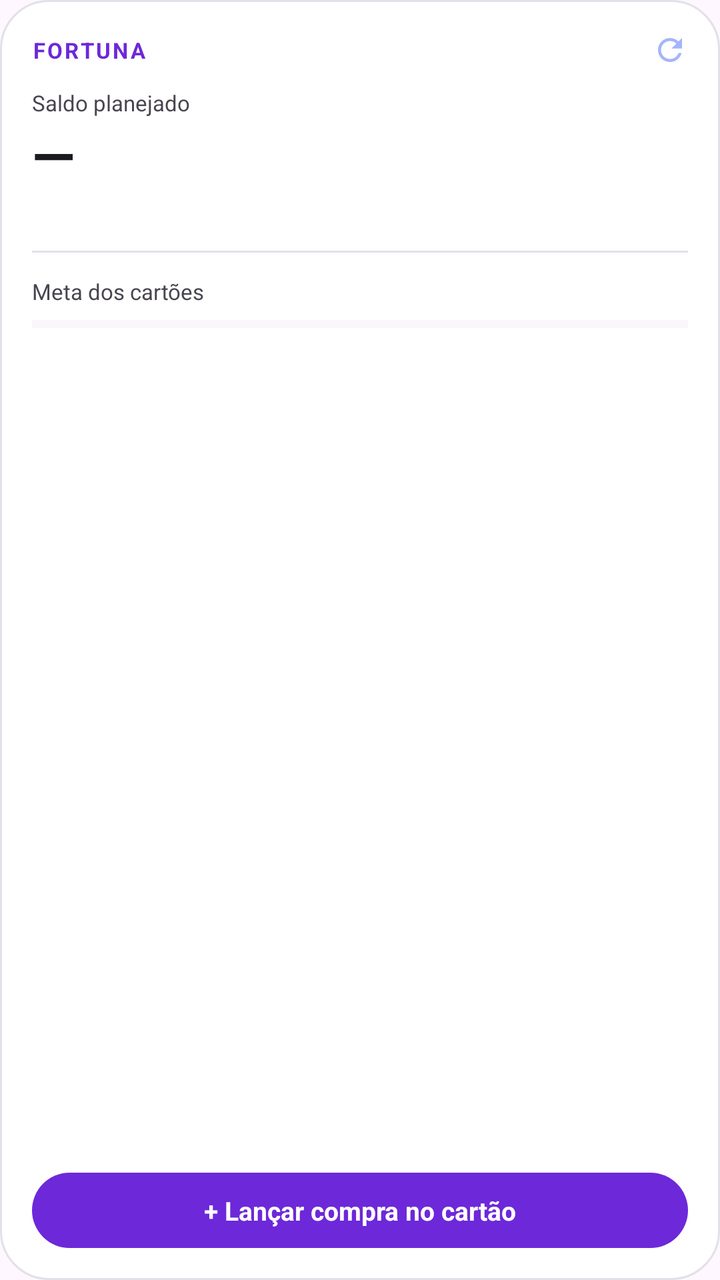
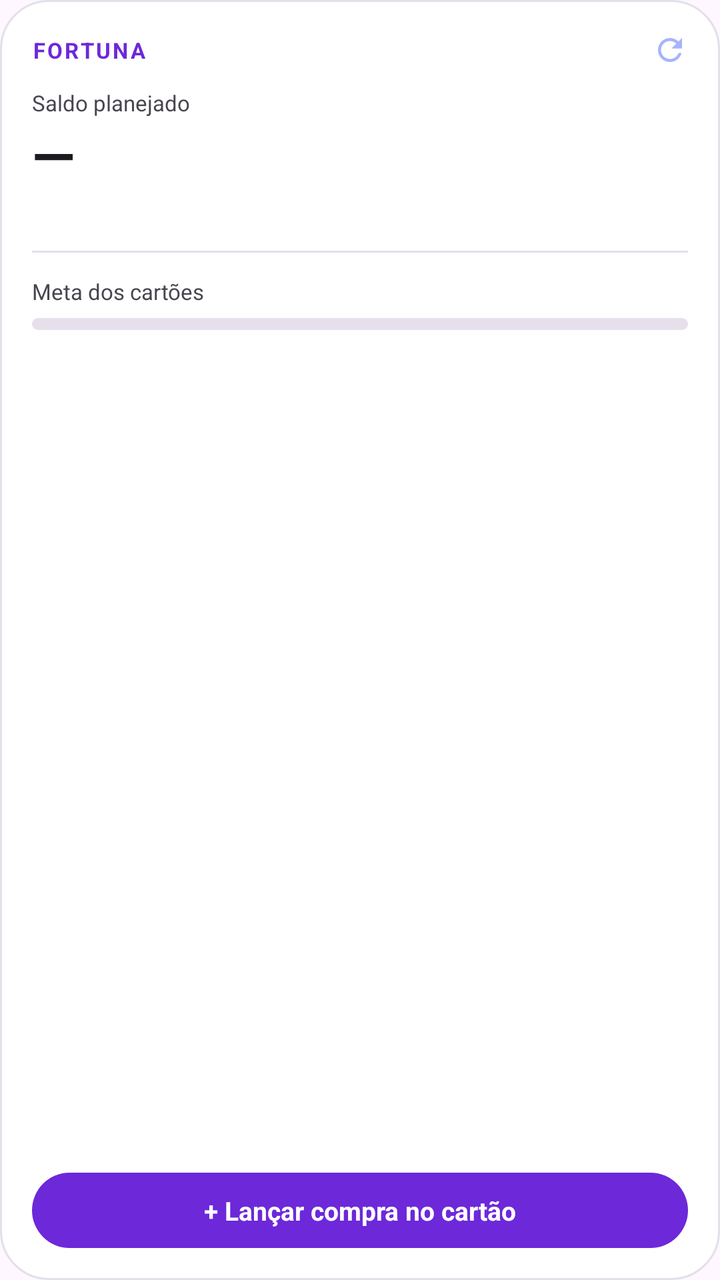

Two renders of the same Android screen: before a commit and after it. Below are the layout's source before the change and the commit's diff.
<!-- AndroidManifest.xml: application theme Theme.Fortuna -->
<!-- res/layout/widget_overview.xml -->
<?xml version="1.0" encoding="utf-8"?>
<LinearLayout xmlns:android="http://schemas.android.com/apk/res/android"
    android:id="@+id/widget_root"
    android:layout_width="match_parent"
    android:layout_height="match_parent"
    android:orientation="vertical"
    android:background="@drawable/widget_background"
    android:padding="16dp">

    <LinearLayout
        android:layout_width="match_parent"
        android:layout_height="wrap_content"
        android:orientation="horizontal"
        android:gravity="center_vertical">

        <TextView
            android:id="@+id/widget_month"
            android:layout_width="0dp"
            android:layout_weight="1"
            android:layout_height="wrap_content"
            android:textColor="@color/widgetAccent"
            android:textSize="11sp"
            android:textStyle="bold"
            android:textAllCaps="true"
            android:letterSpacing="0.1"
            android:maxLines="1"
            android:ellipsize="end"
            android:text="@string/app_name" />

        <ImageView
            android:id="@+id/widget_refresh"
            android:layout_width="18dp"
            android:layout_height="18dp"
            android:src="@drawable/ic_refresh"
            android:contentDescription="@string/widget_refresh" />
    </LinearLayout>

    <TextView
        android:layout_width="match_parent"
        android:layout_height="wrap_content"
        android:layout_marginTop="10dp"
        android:text="@string/widget_planned_label"
        android:textColor="@color/widgetOnSurfaceVariant"
        android:textSize="11sp" />

    <TextView
        android:id="@+id/widget_planned"
        android:layout_width="match_parent"
        android:layout_height="wrap_content"
        android:textColor="@color/widgetOnSurface"
        android:textSize="28sp"
        android:textStyle="bold"
        android:maxLines="1"
        android:ellipsize="end"
        android:text="—" />

    <TextView
        android:id="@+id/widget_current"
        android:layout_width="match_parent"
        android:layout_height="wrap_content"
        android:layout_marginTop="1dp"
        android:textColor="@color/widgetOnSurfaceVariant"
        android:textSize="12sp"
        android:maxLines="1"
        android:ellipsize="end"
        android:text="" />

    <View
        android:layout_width="match_parent"
        android:layout_height="1dp"
        android:layout_marginTop="12dp"
        android:background="@drawable/widget_divider" />

    <TextView
        android:layout_width="match_parent"
        android:layout_height="wrap_content"
        android:layout_marginTop="12dp"
        android:text="@string/widget_goal_label"
        android:textColor="@color/widgetOnSurfaceVariant"
        android:textSize="11sp" />

    
    <ProgressBar
        android:id="@+id/widget_goal_bar"
        style="?android:attr/progressBarStyleHorizontal"
        android:layout_width="match_parent"
        android:layout_height="6dp"
        android:layout_marginTop="6dp"
        android:max="100"
        android:progress="0"
        android:progressTint="@color/widgetAccent"
        android:progressBackgroundTint="@color/widgetTrack" />

    <ProgressBar
        android:id="@+id/widget_goal_bar_over"
        style="?android:attr/progressBarStyleHorizontal"
        android:layout_width="match_parent"
        android:layout_height="6dp"
        android:layout_marginTop="6dp"
        android:max="100"
        android:progress="100"
        android:visibility="gone"
        android:progressTint="@color/widgetDanger"
        android:progressBackgroundTint="@color/widgetTrack" />

    <TextView
        android:id="@+id/widget_goal"
        android:layout_width="match_parent"
        android:layout_height="wrap_content"
        android:layout_marginTop="6dp"
        android:textColor="@color/widgetOnSurfaceVariant"
        android:textSize="12sp"
        android:maxLines="2"
        android:ellipsize="end"
        android:text="" />

    <TextView
        android:id="@+id/widget_status"
        android:layout_width="match_parent"
        android:layout_height="0dp"
        android:layout_weight="1"
        android:layout_marginTop="8dp"
        android:maxLines="3"
        android:ellipsize="end"
        android:textColor="@color/widgetOnSurfaceVariant"
        android:textSize="11sp"
        android:text="" />

    <TextView
        android:layout_width="match_parent"
        android:layout_height="wrap_content"
        android:layout_marginTop="10dp"
        android:gravity="center"
        android:background="@drawable/widget_button"
        android:paddingTop="10dp"
        android:paddingBottom="10dp"
        android:textColor="#FFFFFF"
        android:textSize="13sp"
        android:textStyle="bold"
        android:text="@string/widget_quick_purchase" />
</LinearLayout>
<!-- resources referenced by this layout -->
<resources>
  <color name="widgetAccent">#6d28d9</color>
  <color name="widgetDanger">#B3261E</color>
  <color name="widgetOnSurface">#1C1B1F</color>
  <color name="widgetOnSurfaceVariant">#49454F</color>
  <color name="widgetTrack">#E7E0EC</color>
  <!-- drawable ic_refresh (drawable) -->
  <vector xmlns:android="http://schemas.android.com/apk/res/android"
      android:width="24dp"
      android:height="24dp"
      android:viewportWidth="24"
      android:viewportHeight="24"
      android:tint="#a5b4fc">
      <path
          android:fillColor="@android:color/white"
          android:pathData="M17.65,6.35C16.2,4.9 14.21,4 12,4c-4.42,0 -7.99,3.58 -8,8s3.57,8 8,8c3.73,0 6.84,-2.55 7.73,-6h-2.08c-0.82,2.33 -3.04,4 -5.65,4c-3.31,0 -6,-2.69 -6,-6s2.69,-6 6,-6c1.66,0 3.14,0.69 4.22,1.78L13,11h7V4l-2.35,2.35z" />
  </vector>
  <!-- drawable widget_background (drawable) -->
  <?xml version="1.0" encoding="utf-8"?>
  <shape xmlns:android="http://schemas.android.com/apk/res/android" android:shape="rectangle">
      
      <corners android:radius="24dp" />
      <solid android:color="@color/widgetSurface" />
      <stroke android:width="1dp" android:color="@color/widgetOutline" />
  </shape>
  <!-- drawable widget_button (drawable) -->
  <?xml version="1.0" encoding="utf-8"?>
  <shape xmlns:android="http://schemas.android.com/apk/res/android" android:shape="rectangle">
      
      <corners android:radius="20dp" />
      <solid android:color="@color/widgetAccent" />
  </shape>
  <!-- drawable widget_divider (drawable) -->
  <?xml version="1.0" encoding="utf-8"?>
  <shape xmlns:android="http://schemas.android.com/apk/res/android" android:shape="rectangle">
      <solid android:color="@color/widgetOutline" />
  </shape>
  <string name="app_name">Fortuna</string>
  <string name="widget_goal_label">Meta dos cartões</string>
  <string name="widget_planned_label">Saldo planejado</string>
  <string name="widget_quick_purchase">+ Lançar compra no cartão</string>
  <string name="widget_refresh">Atualizar</string>
  <style name="Theme.Fortuna" parent="Theme.Material3.DayNight.NoActionBar">
          <item name="android:statusBarColor">@color/colorPrimary</item>
      </style>
  <color name="widgetSurface">#FFFFFF</color>
  <color name="widgetOutline">#E2E0E9</color>
  <color name="colorPrimary">#8b5cf6</color>
</resources>

<!-- the commit's change to res/layout/widget_overview.xml (unified diff, before → after) -->
@@ -65,16 +65,20 @@
         android:ellipsize="end"
         android:text="" />
 
-    <View
+    
+    <FrameLayout
         android:layout_width="match_parent"
         android:layout_height="1dp"
         android:layout_marginTop="12dp"
         android:background="@drawable/widget_divider" />
 
     <TextView
+        android:id="@+id/widget_goal_label"
         android:layout_width="match_parent"
         android:layout_height="wrap_content"
         android:layout_marginTop="12dp"
+        android:maxLines="1"
+        android:ellipsize="end"
         android:text="@string/widget_goal_label"
         android:textColor="@color/widgetOnSurfaceVariant"
         android:textSize="11sp" />
@@ -82,7 +86,7 @@
     
     <ProgressBar
         android:id="@+id/widget_goal_bar"
-        style="?android:attr/progressBarStyleHorizontal"
+        style="@android:style/Widget.ProgressBar.Horizontal"
         android:layout_width="match_parent"
         android:layout_height="6dp"
         android:layout_marginTop="6dp"
@@ -93,7 +97,7 @@
 
     <ProgressBar
         android:id="@+id/widget_goal_bar_over"
-        style="?android:attr/progressBarStyleHorizontal"
+        style="@android:style/Widget.ProgressBar.Horizontal"
         android:layout_width="match_parent"
         android:layout_height="6dp"
         android:layout_marginTop="6dp"
